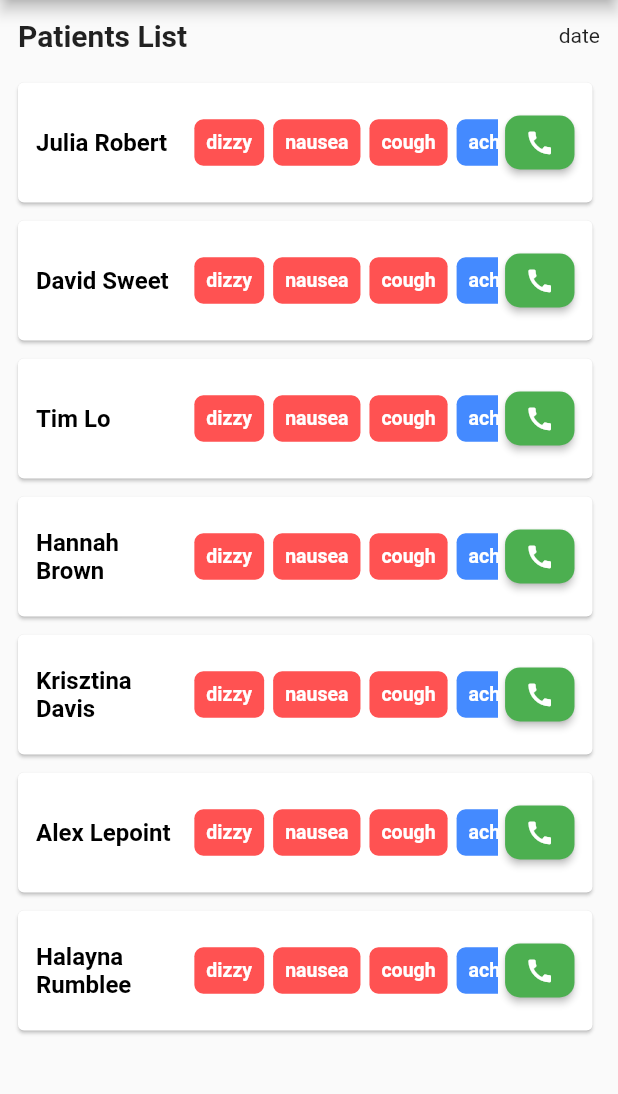
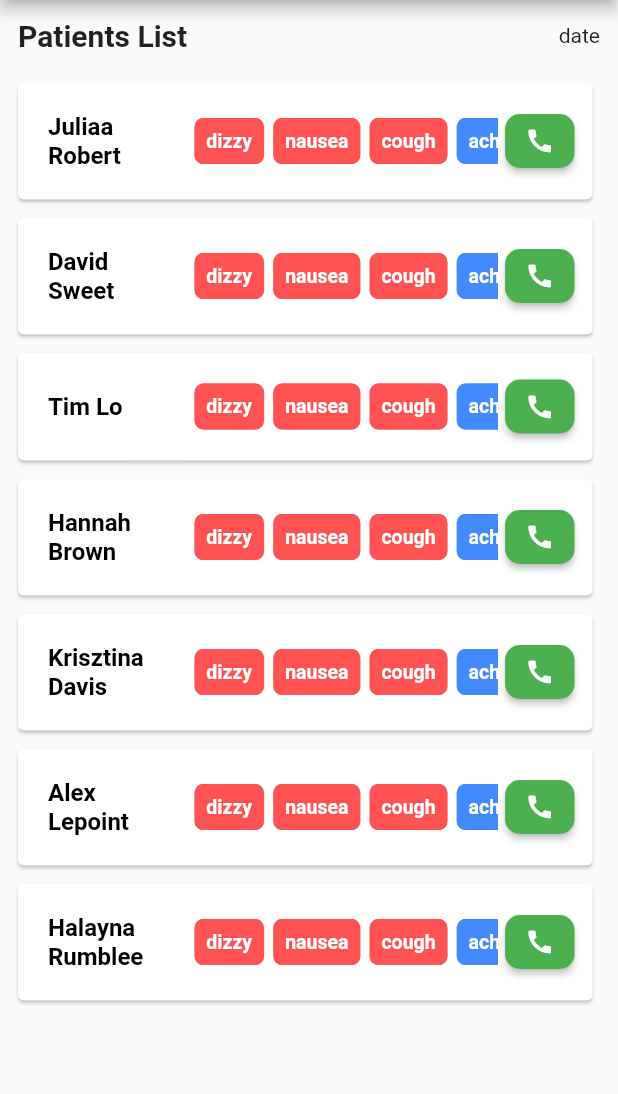
Before and after one commit to seungyonkim/JHMedHacks_McGill, a Flutter app: the screen it shows after launch, on a phone screen of 412 x 824 dp, the part 84-1178 px from its top. Run offline on Flutter 3.47's test engine with Material 2 defaults, Android fonts, the phone set to English and light mode, and no system bars.

```diff
--- a/lib/main.dart
+++ b/lib/main.dart
@@ -1,9 +1,11 @@
 import 'package:flutter/material.dart';
 import 'home.dart';
+import 'patient_profile.dart';
 
 void main() => runApp(MaterialApp(
   initialRoute: "/home",
   routes: {
     "/home": (context) => Home(),
+    "/profile": (content) => PatientProfile(),
   },
 ));
--- a/lib/patient_card.dart
+++ b/lib/patient_card.dart
@@ -2,30 +2,47 @@ import 'package:flutter/material.dart';
 import "word_list.dart";
 import "call_patient.dart";
 
-class PatientCard extends StatelessWidget {
+class PatientCard extends StatefulWidget {
 
   final String name;
 
   PatientCard({ this.name });
 
   @override
+  _PatientCardState createState() => _PatientCardState();
+}
+
+class _PatientCardState extends State<PatientCard> {
+  @override
   Widget build(BuildContext context) {
     return Card(
       margin: EdgeInsets.fromLTRB(12, 0, 12, 12),
       child: Padding(
-        padding: const EdgeInsets.fromLTRB(12, 16, 12, 16),
+        padding: const EdgeInsets.fromLTRB(12, 12, 12, 12),
         child: Row(
           children: [
             Expanded(
               flex: 2,
               child: Container(
                 margin: EdgeInsets.fromLTRB(0, 0, 5, 0),
-                child: Text(
-                  name,
-                  style: TextStyle(
-                    fontSize: 16,
-                    color: Colors.black,
-                    fontWeight: FontWeight.bold,
+                // child: Text(
+                child: InkWell(
+                  onTap: () {
+                    print("We are entering profile");
+                    Navigator.pushNamed(context, "/profile", arguments: {
+                      "patient_name": widget.name,
+                    });
+                  },
+                  child: Padding(
+                    padding: const EdgeInsets.all(8.0),
+                    child: Text(
+                      widget.name,
+                      style: TextStyle(
+                        fontSize: 16,
+                        color: Colors.black,
+                        fontWeight: FontWeight.bold,
+                      )
+                    ),
                   ),
                 ),
               ),
--- a/lib/patient_list.dart
+++ b/lib/patient_list.dart
@@ -9,7 +9,7 @@ class PatientList extends StatefulWidget {
 class _PatientListState extends State<PatientList> {
 
   List<String> patients = [
-    "Julia Robert",
+    "Juliaa Robert",
     "David Sweet",
     "Tim Lo",
     "Hannah Brown",
@@ -30,20 +30,3 @@ class _PatientListState extends State<PatientList> {
     );
   }
 }
-
-// backgroundColor: Colors.grey[300],
-// appBar: AppBar(
-//   title: Text("Favorite Karts"),
-//   centerTitle: true,
-//   backgroundColor: Colors.blueAccent,
-// ),
-// body: Column(
-//   children: kartbodies.map((kart) => KartCard(
-//     kart: kart,
-//     delete: () {
-//       setState(() {
-//         kartbodies.remove(kart);
-//       });
-//     },
-//   )).toList(),
-// ),
--- a/lib/word_list.dart
+++ b/lib/word_list.dart
@@ -15,6 +15,9 @@ class _WordListState extends State<WordList> {
     Word(vocab: "cough", isUrgent: true),
     Word(vocab: "ache", isUrgent: false),
     Word(vocab: "drowsy", isUrgent: false),
+    Word(vocab: "vomit", isUrgent: true),
+    Word(vocab: "sample1", isUrgent: false),
+    Word(vocab: "sample2", isUrgent: false),
   ];
 
   @override
```
Also changed, not shown: lib/patient_profile.dart (added, +62 -0 lines), lib/profile_header.dart (added, +8 -0 lines).
